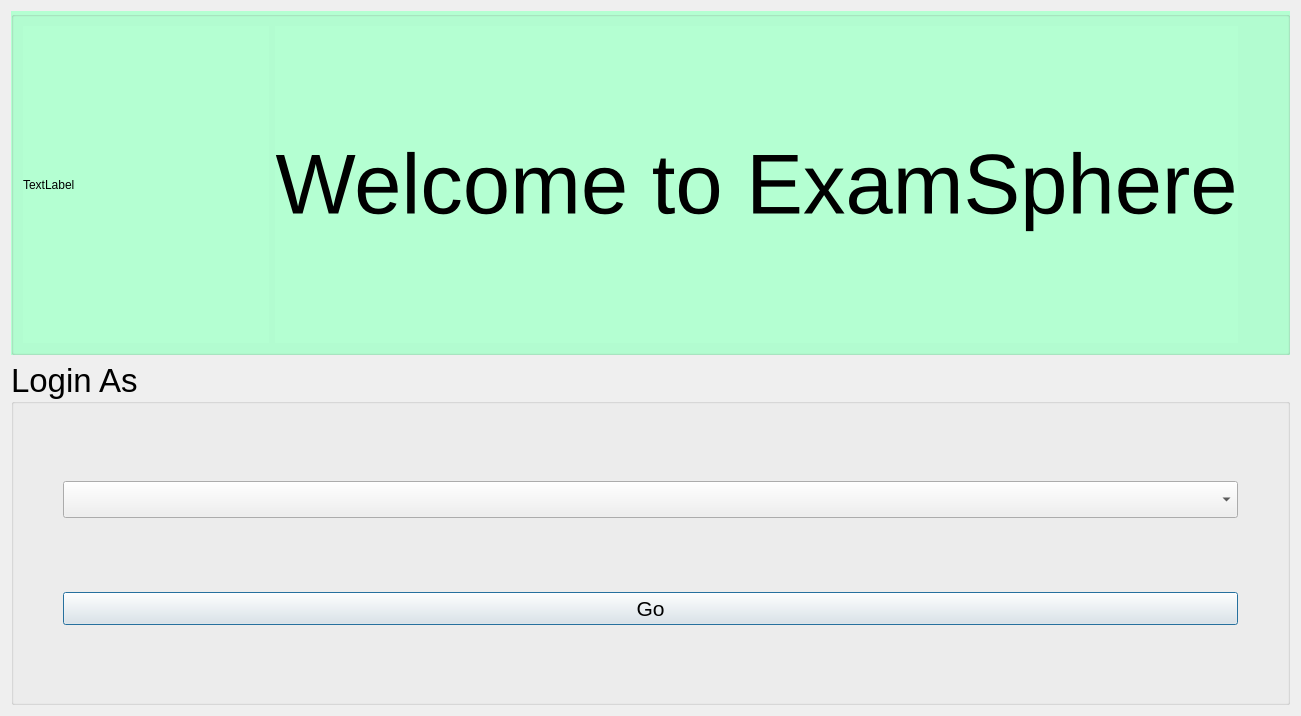
Old version of the form ExamSphereV1/welcome.ui in the repository BiratBC/ExamSphereV1.
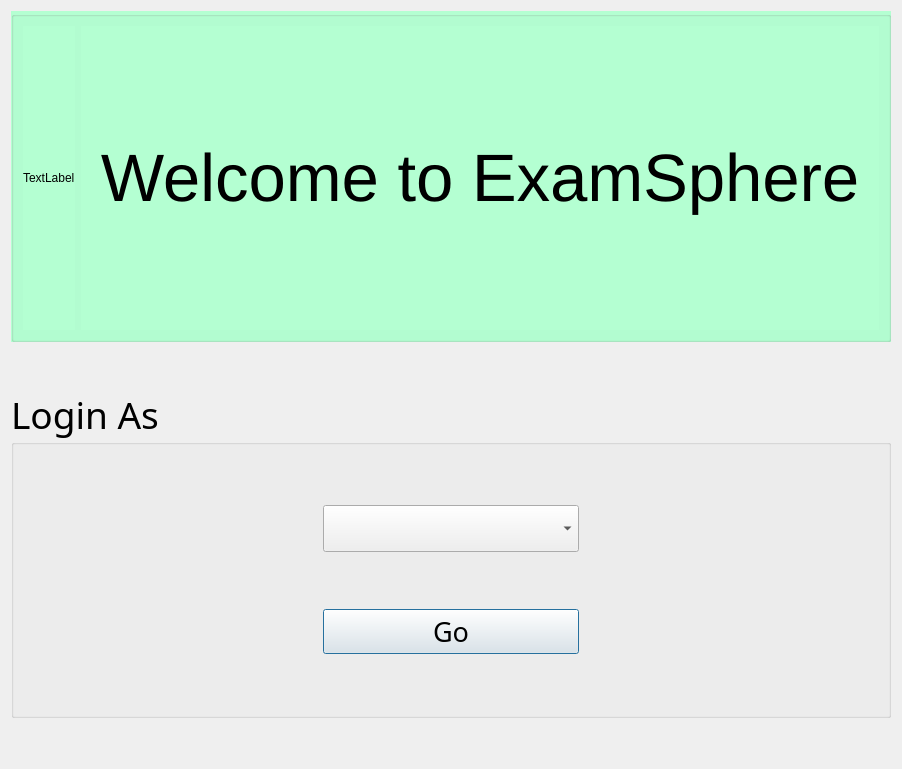
New version of the form.

The edit to the form file:
```diff
--- a/ExamSphereV1/welcome.ui
+++ b/ExamSphereV1/welcome.ui
@@ -9,10 +9,16 @@
    <rect>
     <x>0</x>
     <y>0</y>
-    <width>1301</width>
-    <height>716</height>
+    <width>902</width>
+    <height>769</height>
    </rect>
   </property>
+  <property name="font">
+   <font>
+    <family>Ubuntu Medium</family>
+    <pointsize>50</pointsize>
+   </font>
+  </property>
   <property name="cursor">
    <cursorShape>ArrowCursor</cursorShape>
   </property>
@@ -23,8 +29,8 @@
    <string notr="true">
 border-color: rgb(235, 224, 255);</string>
   </property>
-  <layout class="QGridLayout" name="gridLayout_3">
-   <item row="0" column="0">
+  <layout class="QVBoxLayout" name="verticalLayout_3">
+   <item>
     <layout class="QVBoxLayout" name="verticalLayout">
      <item>
       <widget class="QGroupBox" name="groupBox_2">
@@ -34,11 +40,17 @@
        <property name="title">
         <string/>
        </property>
-       <layout class="QGridLayout" name="gridLayout_2">
-        <item row="0" column="0">
+       <layout class="QHBoxLayout" name="horizontalLayout_2">
+        <item>
          <layout class="QHBoxLayout" name="horizontalLayout">
           <item>
            <widget class="QLabel" name="logo1">
+            <property name="sizePolicy">
+             <sizepolicy hsizetype="Minimum" vsizetype="Preferred">
+              <horstretch>0</horstretch>
+              <verstretch>0</verstretch>
+             </sizepolicy>
+            </property>
             <property name="text">
              <string>TextLabel</string>
             </property>
@@ -46,9 +58,16 @@
           </item>
           <item>
            <widget class="QLabel" name="label">
+            <property name="sizePolicy">
+             <sizepolicy hsizetype="Expanding" vsizetype="Preferred">
+              <horstretch>0</horstretch>
+              <verstretch>0</verstretch>
+             </sizepolicy>
+            </property>
             <property name="font">
              <font>
-              <pointsize>64</pointsize>
+              <family>Ubuntu</family>
+              <pointsize>50</pointsize>
              </font>
             </property>
             <property name="text">
@@ -59,49 +78,50 @@
             </property>
            </widget>
           </item>
-          <item>
-           <spacer name="horizontalSpacer_3">
-            <property name="orientation">
-             <enum>Qt::Horizontal</enum>
-            </property>
-            <property name="sizeType">
-             <enum>QSizePolicy::Preferred</enum>
-            </property>
-            <property name="sizeHint" stdset="0">
-             <size>
-              <width>40</width>
-              <height>20</height>
-             </size>
-            </property>
-           </spacer>
-          </item>
          </layout>
         </item>
        </layout>
       </widget>
      </item>
+     <item>
+      <spacer name="verticalSpacer">
+       <property name="orientation">
+        <enum>Qt::Vertical</enum>
+       </property>
+       <property name="sizeType">
+        <enum>QSizePolicy::Preferred</enum>
+       </property>
+       <property name="sizeHint" stdset="0">
+        <size>
+         <width>20</width>
+         <height>40</height>
+        </size>
+       </property>
+      </spacer>
+     </item>
      <item>
       <widget class="QGroupBox" name="groupBox">
        <property name="font">
         <font>
-         <pointsize>25</pointsize>
+         <family>Ubuntu Light</family>
+         <pointsize>28</pointsize>
         </font>
        </property>
        <property name="title">
         <string>Login As</string>
        </property>
-       <layout class="QHBoxLayout" name="horizontalLayout_2">
+       <layout class="QHBoxLayout" name="horizontalLayout_3">
         <item>
          <spacer name="horizontalSpacer">
           <property name="orientation">
            <enum>Qt::Horizontal</enum>
           </property>
           <property name="sizeType">
-           <enum>QSizePolicy::Preferred</enum>
+           <enum>QSizePolicy::Fixed</enum>
           </property>
           <property name="sizeHint" stdset="0">
            <size>
-            <width>40</width>
+            <width>300</width>
             <height>20</height>
            </size>
           </property>
@@ -113,7 +133,8 @@
            <widget class="QComboBox" name="comboBox">
             <property name="font">
              <font>
-              <pointsize>19</pointsize>
+              <family>Ubuntu Light</family>
+              <pointsize>21</pointsize>
              </font>
             </property>
             <property name="cursor">
@@ -125,7 +146,8 @@
            <widget class="QPushButton" name="pushGo">
             <property name="font">
              <font>
-              <pointsize>16</pointsize>
+              <family>Ubuntu Medium</family>
+              <pointsize>20</pointsize>
              </font>
             </property>
             <property name="cursor">
@@ -144,11 +166,11 @@
            <enum>Qt::Horizontal</enum>
           </property>
           <property name="sizeType">
-           <enum>QSizePolicy::Preferred</enum>
+           <enum>QSizePolicy::Fixed</enum>
           </property>
           <property name="sizeHint" stdset="0">
            <size>
-            <width>40</width>
+            <width>300</width>
             <height>20</height>
            </size>
           </property>
@@ -159,6 +181,22 @@
      </item>
     </layout>
    </item>
+   <item>
+    <spacer name="verticalSpacer_2">
+     <property name="orientation">
+      <enum>Qt::Vertical</enum>
+     </property>
+     <property name="sizeType">
+      <enum>QSizePolicy::Preferred</enum>
+     </property>
+     <property name="sizeHint" stdset="0">
+      <size>
+       <width>20</width>
+       <height>40</height>
+      </size>
+     </property>
+    </spacer>
+   </item>
   </layout>
  </widget>
  <resources/>
```
